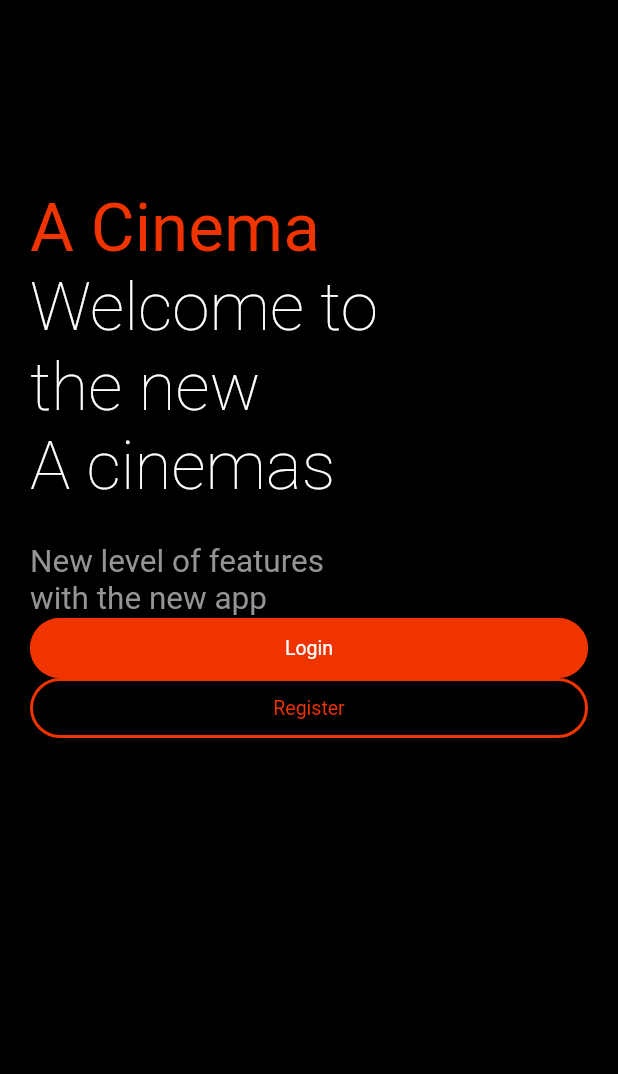
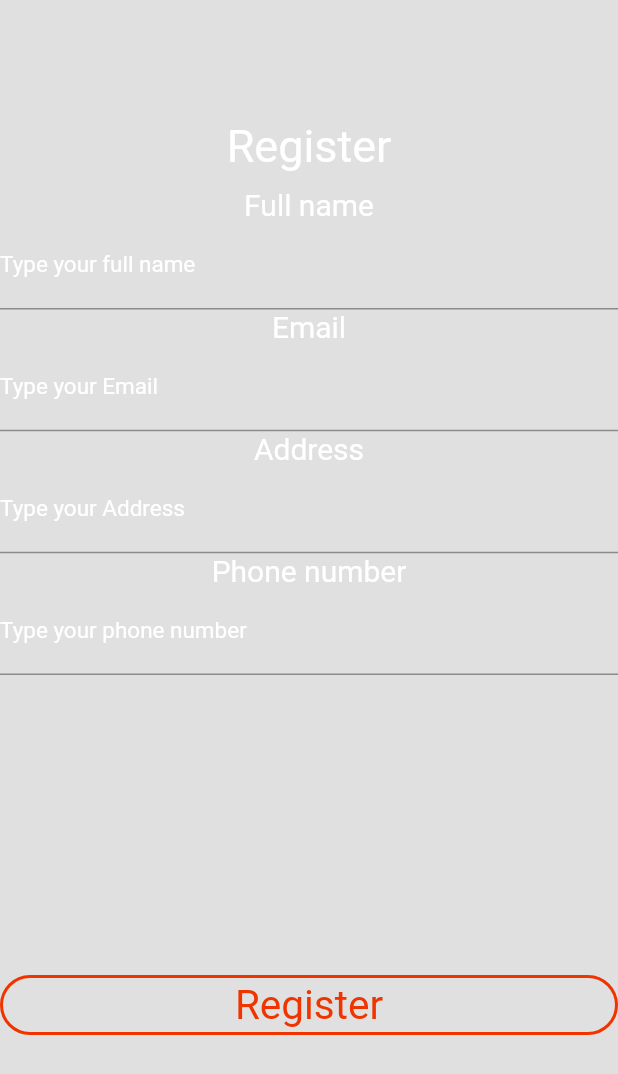
Before and after one commit to yeabseras7/Cinema_Flutter_App, a Flutter app: the screen it shows after launch, after a tap on "Register", on a phone screen of 412 x 824 dp. Shown: the top 1074 px of the screen. Run offline on Flutter 3.47's test engine with Material 2 defaults, Android fonts, the light colour scheme and no system bars; drawn by our look-alikes of getwidget; our stand-ins replace animated_splash_screen, google_fonts.

Commit message:
the register is added

```diff
--- a/lib/home.dart
+++ b/lib/home.dart
@@ -1,9 +1,11 @@
 import 'package:cinema/extensions/context_extensions.dart';
+import 'package:cinema/register.dart';
 import 'package:cinema/utils/constant.dart';
 import 'package:flutter/material.dart';
 import 'package:getwidget/components/button/gf_button.dart';
 import 'package:getwidget/shape/gf_button_shape.dart';
 import 'package:getwidget/types/gf_button_type.dart';
+
 class Home extends StatefulWidget {
   const Home({super.key});
 
@@ -55,36 +57,37 @@ class _HomeState extends State<Home> {
                 Expanded(
                   child: GFButton(
                     color: Constants.primaryColor,
-                          onPressed: (){},
+                    onPressed: () {},
                     text: "Login",
                     shape: GFButtonShape.pills,
                     blockButton: true,
-
                   ),
-
                 ),
-
               ],
             ),
 
             Row(
               children: [
-                Expanded(child: GFButton(
+                Expanded(
+                  child: GFButton(
                     color: Constants.primaryColor,
-                          onPressed: (){},
                     text: "Register",
                     shape: GFButtonShape.pills,
                     blockButton: true,
                     type: GFButtonType.outline2x,
                     fullWidthButton: true,
+                    onPressed: () {
+                      Navigator.push(
+                        context,
+                        MaterialPageRoute(
+                            builder: (context) => const Register()),
+                      );
+                    },
                   ),
-
                 )
-
               ],
             )
           ],
-
         ),
       ),
     );
--- /dev/null
+++ b/lib/register.dart
@@ -0,0 +1,97 @@
+import 'package:cinema/utils/constant.dart';
+import 'package:flutter/material.dart';
+import 'package:getwidget/components/button/gf_button.dart';
+import 'package:getwidget/shape/gf_button_shape.dart';
+import 'package:getwidget/types/gf_button_type.dart';
+
+class Register extends StatelessWidget {
+  const Register({Key? key}) : super(key: key);
+
+  @override
+  Widget build(BuildContext context) {
+    return Scaffold(
+      backgroundColor: Colors.black12,
+      body: SafeArea(
+        child: Column(
+          children: [
+            SizedBox(height: 80),
+            Text(
+              'Register',
+              style: TextStyle(fontSize: 30, color: Colors.white),
+            ),
+            SizedBox(
+              height: 10,
+            ),
+            Text(
+              'Full name',
+              style: TextStyle(color: Colors.white, fontSize: 20),
+            ),
+            TextFormField(
+              decoration: const InputDecoration(
+                  border: UnderlineInputBorder(),
+                  labelText: 'Type your full name',
+                  labelStyle: TextStyle(color: Colors.white, fontSize: 15)),
+            ),
+            Text(
+              'Email',
+              style: TextStyle(color: Colors.white, fontSize: 20),
+            ),
+            TextFormField(
+              decoration: const InputDecoration(
+                  border: UnderlineInputBorder(),
+                  labelText: 'Type your Email',
+                  labelStyle: TextStyle(color: Colors.white, fontSize: 15)),
+            ),
+            Text(
+              'Address',
+              style: TextStyle(color: Colors.white, fontSize: 20),
+            ),
+            TextFormField(
+              decoration: const InputDecoration(
+                  border: UnderlineInputBorder(),
+                  labelText: 'Type your Address',
+                  labelStyle: TextStyle(color: Colors.white, fontSize: 15)),
+            ),
+            Text(
+              'Phone number',
+              style: TextStyle(color: Colors.white, fontSize: 20),
+            ),
+            TextFormField(
+              decoration: const InputDecoration(
+                  border: UnderlineInputBorder(),
+                  labelText: 'Type your phone number',
+                  labelStyle: TextStyle(color: Colors.white, fontSize: 15)),
+            ),
+            SizedBox(
+              height: 200,
+            ),
+            Row(
+              children: [
+                Expanded(
+                  child: GFButton(
+                    color: Constants.primaryColor,
+                    child: Text(
+                      'Register',
+                      style: TextStyle(fontSize: 27),
+                    ),
+                    shape: GFButtonShape.pills,
+                    blockButton: true,
+                    type: GFButtonType.outline2x,
+                    fullWidthButton: true,
+                    onPressed: () {
+                      Navigator.push(
+                        context,
+                        MaterialPageRoute(
+                            builder: (context) => const Register()),
+                      );
+                    },
+                  ),
+                ),
+              ],
+            )
+          ],
+        ),
+      ),
+    );
+  }
+}
```
Also changed, not shown: lib/main.dart (+6 -6 lines). Lines whose indentation alone changed are shown as unchanged.
